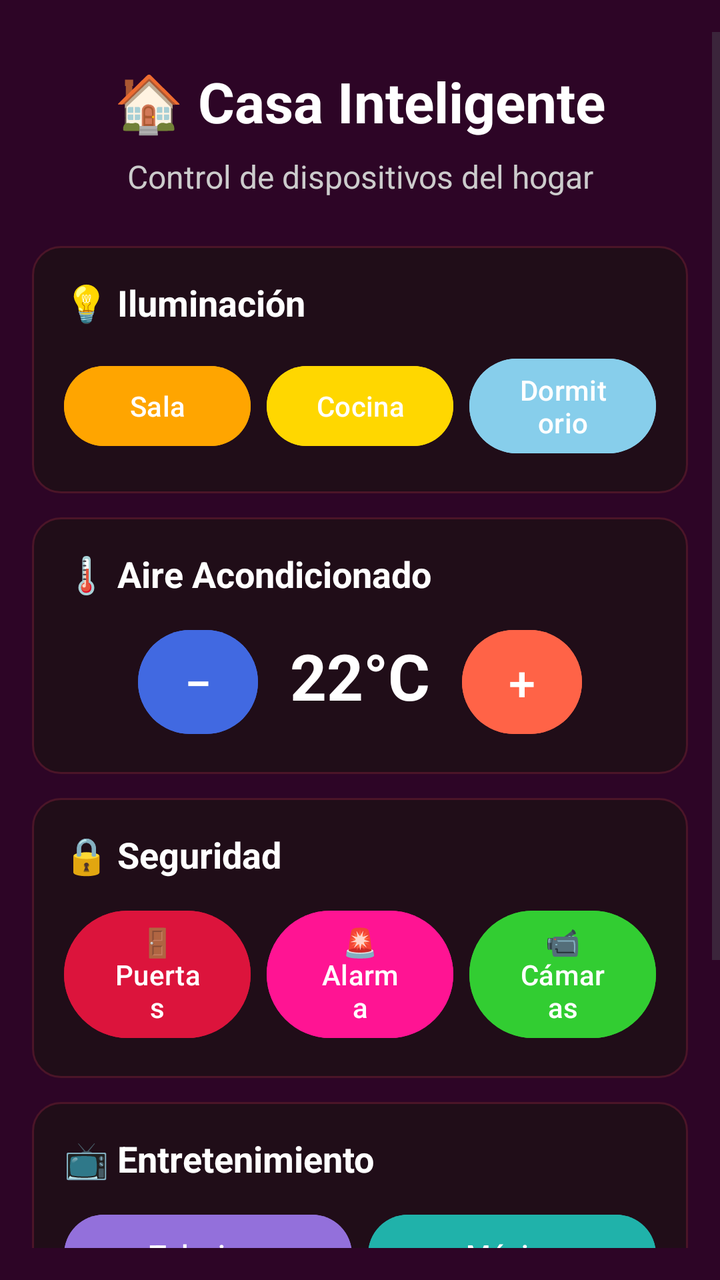
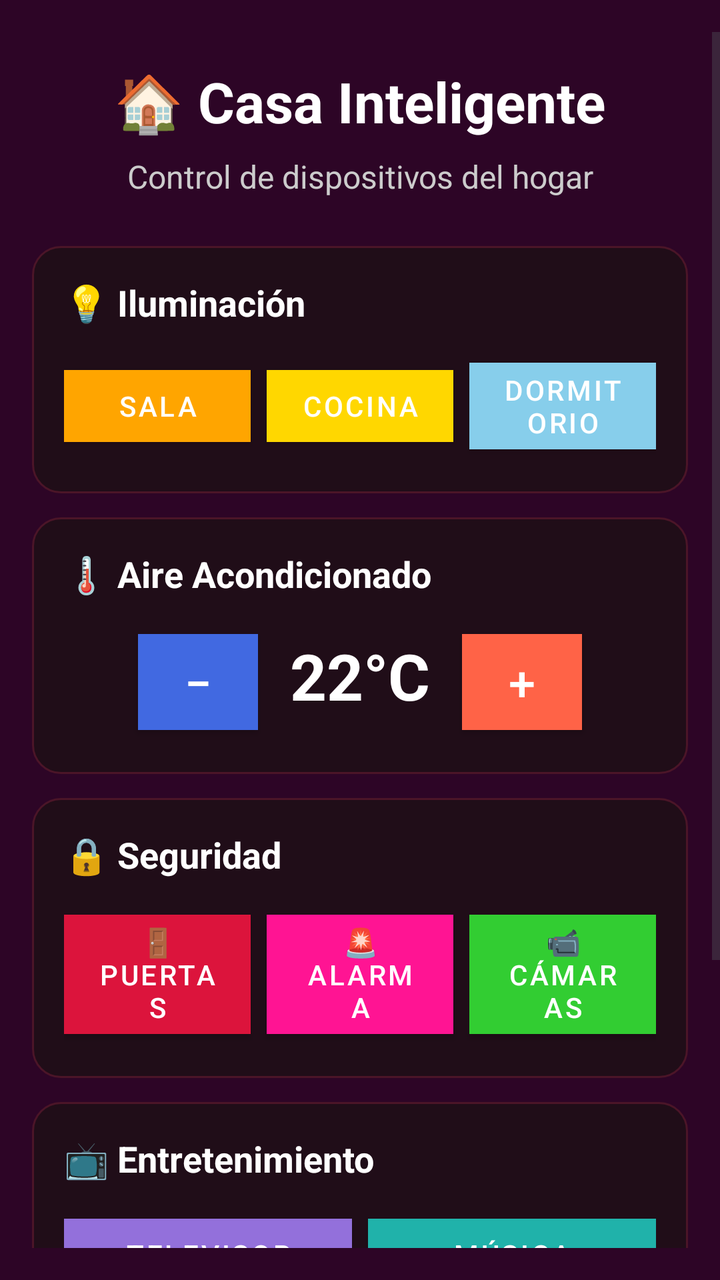

Two renders of the same Android screen: before a commit and after it. Below are the layout's source before the change and the commit's diff.
<!-- AndroidManifest.xml: application theme Theme.AppJuan803 -->
<!-- res/layout/activity_casa_inteligente.xml -->
<?xml version="1.0" encoding="utf-8"?>
<ScrollView xmlns:android="http://schemas.android.com/apk/res/android"
    xmlns:app="http://schemas.android.com/apk/res-auto"
    android:layout_width="match_parent"
    android:layout_height="match_parent"
    android:background="#2D0526"
    android:paddingTop="16dp"
    android:paddingBottom="16dp">

    <LinearLayout
        android:layout_width="match_parent"
        android:layout_height="wrap_content"
        android:orientation="vertical"
        android:gravity="center_horizontal"
        android:padding="16dp">

        
        <TextView
            android:layout_width="wrap_content"
            android:layout_height="wrap_content"
            android:text="🏠 Casa Inteligente"
            android:textSize="28sp"
            android:textStyle="bold"
            android:textColor="@color/white"
            android:layout_marginBottom="8dp" />

        <TextView
            android:layout_width="match_parent"
            android:layout_height="wrap_content"
            android:text="Control de dispositivos del hogar"
            android:textSize="16sp"
            android:textColor="#CCCCCC"
            android:gravity="center"
            android:layout_marginBottom="24dp" />

        
        <LinearLayout
            android:layout_width="match_parent"
            android:layout_height="wrap_content"
            android:orientation="vertical"
            android:padding="16dp"
            android:background="@drawable/card_bg"
            android:layout_marginBottom="12dp">

            <TextView
                android:layout_width="wrap_content"
                android:layout_height="wrap_content"
                android:text="💡 Iluminación"
                android:textSize="18sp"
                android:textStyle="bold"
                android:textColor="@color/white"
                android:layout_marginBottom="12dp" />

            <LinearLayout
                android:layout_width="match_parent"
                android:layout_height="wrap_content"
                android:orientation="horizontal"
                android:gravity="center"
                android:weightSum="3">

                <Button
                    android:id="@+id/btnLuzSala"
                    android:layout_width="0dp"
                    android:layout_height="wrap_content"
                    android:layout_weight="1"
                    android:text="Sala"
                    android:layout_marginEnd="8dp"
                    android:backgroundTint="#FFA500" />

                <Button
                    android:id="@+id/btnLuzCocina"
                    android:layout_width="0dp"
                    android:layout_height="wrap_content"
                    android:layout_weight="1"
                    android:text="Cocina"
                    android:layout_marginEnd="8dp"
                    android:backgroundTint="#FFD700" />

                <Button
                    android:id="@+id/btnLuzDormitorio"
                    android:layout_width="0dp"
                    android:layout_height="wrap_content"
                    android:layout_weight="1"
                    android:text="Dormitorio"
                    android:backgroundTint="#87CEEB" />
            </LinearLayout>
        </LinearLayout>

        
        <LinearLayout
            android:layout_width="match_parent"
            android:layout_height="wrap_content"
            android:orientation="vertical"
            android:padding="16dp"
            android:background="@drawable/card_bg"
            android:layout_marginBottom="12dp">

            <TextView
                android:layout_width="wrap_content"
                android:layout_height="wrap_content"
                android:text="🌡️ Aire Acondicionado"
                android:textSize="18sp"
                android:textStyle="bold"
                android:textColor="@color/white"
                android:layout_marginBottom="12dp" />

            <LinearLayout
                android:layout_width="match_parent"
                android:layout_height="wrap_content"
                android:orientation="horizontal"
                android:gravity="center_horizontal">

                <Button
                    android:id="@+id/btnReducirTemp"
                    android:layout_width="60dp"
                    android:layout_height="60dp"
                    android:text="−"
                    android:textSize="24sp"
                    android:layout_marginEnd="16dp"
                    android:backgroundTint="#4169E1" />

                <TextView
                    android:id="@+id/txtTemperatura"
                    android:layout_width="wrap_content"
                    android:layout_height="wrap_content"
                    android:text="22°C"
                    android:textSize="32sp"
                    android:textStyle="bold"
                    android:textColor="@color/white"
                    android:layout_marginEnd="16dp" />

                <Button
                    android:id="@+id/btnAumentarTemp"
                    android:layout_width="60dp"
                    android:layout_height="60dp"
                    android:text="+"
                    android:textSize="24sp"
                    android:backgroundTint="#FF6347" />
            </LinearLayout>
        </LinearLayout>

        
        <LinearLayout
            android:layout_width="match_parent"
            android:layout_height="wrap_content"
            android:orientation="vertical"
            android:padding="16dp"
            android:background="@drawable/card_bg"
            android:layout_marginBottom="12dp">

            <TextView
                android:layout_width="wrap_content"
                android:layout_height="wrap_content"
                android:text="🔒 Seguridad"
                android:textSize="18sp"
                android:textStyle="bold"
                android:textColor="@color/white"
                android:layout_marginBottom="12dp" />

            <LinearLayout
                android:layout_width="match_parent"
                android:layout_height="wrap_content"
                android:orientation="horizontal"
                android:gravity="center"
                android:weightSum="3">

                <Button
                    android:id="@+id/btnBloquearPuertas"
                    android:layout_width="0dp"
                    android:layout_height="wrap_content"
                    android:layout_weight="1"
                    android:text="🚪 Puertas"
                    android:layout_marginEnd="8dp"
                    android:backgroundTint="#DC143C" />

                <Button
                    android:id="@+id/btnActivarAlarma"
                    android:layout_width="0dp"
                    android:layout_height="wrap_content"
                    android:layout_weight="1"
                    android:text="🚨 Alarma"
                    android:layout_marginEnd="8dp"
                    android:backgroundTint="#FF1493" />

                <Button
                    android:id="@+id/btnCamaras"
                    android:layout_width="0dp"
                    android:layout_height="wrap_content"
                    android:layout_weight="1"
                    android:text="📹 Cámaras"
                    android:backgroundTint="#32CD32" />
            </LinearLayout>
        </LinearLayout>

        
        <LinearLayout
            android:layout_width="match_parent"
            android:layout_height="wrap_content"
            android:orientation="vertical"
            android:padding="16dp"
            android:background="@drawable/card_bg"
            android:layout_marginBottom="12dp">

            <TextView
                android:layout_width="wrap_content"
                android:layout_height="wrap_content"
                android:text="📺 Entretenimiento"
                android:textSize="18sp"
                android:textStyle="bold"
                android:textColor="@color/white"
                android:layout_marginBottom="12dp" />

            <LinearLayout
                android:layout_width="match_parent"
                android:layout_height="wrap_content"
                android:orientation="horizontal"
                android:gravity="center"
                android:weightSum="2">

                <Button
                    android:id="@+id/btnTV"
                    android:layout_width="0dp"
                    android:layout_height="wrap_content"
                    android:layout_weight="1"
                    android:text="Televisor"
                    android:layout_marginEnd="8dp"
                    android:backgroundTint="#9370DB" />

                <Button
                    android:id="@+id/btnMusica"
                    android:layout_width="0dp"
                    android:layout_height="wrap_content"
                    android:layout_weight="1"
                    android:text="Música"
                    android:backgroundTint="#20B2AA" />
            </LinearLayout>
        </LinearLayout>

        
        <LinearLayout
            android:layout_width="match_parent"
            android:layout_height="wrap_content"
            android:orientation="vertical"
            android:padding="16dp"
            android:background="@drawable/card_bg">

            <TextView
                android:layout_width="wrap_content"
                android:layout_height="wrap_content"
                android:text="📊 Estado del Sistema"
                android:textSize="18sp"
                android:textStyle="bold"
                android:textColor="@color/white"
                android:layout_marginBottom="12dp" />

            <TextView
                android:id="@+id/txtEstado"
                android:layout_width="match_parent"
                android:layout_height="wrap_content"
                android:text="✅ Sistema funcionando correctamente"
                android:textSize="14sp"
                android:textColor="#90EE90"
                android:gravity="center"
                android:layout_marginBottom="8dp" />

            <Button
                android:id="@+id/btnActualizarEstado"
                android:layout_width="match_parent"
                android:layout_height="wrap_content"
                android:text="🔄 Actualizar Estado"
                android:backgroundTint="#1E90FF" />
        </LinearLayout>

    </LinearLayout>

</ScrollView>
<!-- resources referenced by this layout -->
<resources>
  <color name="white">#FFFFFFFF</color>
  <!-- drawable card_bg (drawable) -->
  <?xml version="1.0" encoding="utf-8"?>
  <shape xmlns:android="http://schemas.android.com/apk/res/android">
      <solid android:color="#200D18"/>
      <stroke android:width="1dp" android:color="#4B1528"/>
      <corners android:radius="14dp"/>
  </shape>
  <style name="Theme.AppJuan803" parent="Base.Theme.AppJuan803" />
  <style name="Base.Theme.AppJuan803" parent="Theme.Material3.DayNight.NoActionBar">
          
          
      </style>
</resources>

<!-- the commit's change to res/layout/activity_casa_inteligente.xml (unified diff, before → after) -->
@@ -58,31 +58,37 @@
                 android:gravity="center"
                 android:weightSum="3">
 
-                <Button
+                <com.google.android.material.button.MaterialButton
                     android:id="@+id/btnLuzSala"
                     android:layout_width="0dp"
                     android:layout_height="wrap_content"
                     android:layout_weight="1"
                     android:text="Sala"
                     android:layout_marginEnd="8dp"
-                    android:backgroundTint="#FFA500" />
-
-                <Button
+                    app:backgroundTint="#FFA500"
+                    app:cornerRadius="0dp"
+                    style="@style/Widget.MaterialComponents.Button" />
+
+                <com.google.android.material.button.MaterialButton
                     android:id="@+id/btnLuzCocina"
                     android:layout_width="0dp"
                     android:layout_height="wrap_content"
                     android:layout_weight="1"
                     android:text="Cocina"
                     android:layout_marginEnd="8dp"
-                    android:backgroundTint="#FFD700" />
-
-                <Button
+                    app:backgroundTint="#FFD700"
+                    app:cornerRadius="0dp"
+                    style="@style/Widget.MaterialComponents.Button" />
+
+                <com.google.android.material.button.MaterialButton
                     android:id="@+id/btnLuzDormitorio"
                     android:layout_width="0dp"
                     android:layout_height="wrap_content"
                     android:layout_weight="1"
                     android:text="Dormitorio"
-                    android:backgroundTint="#87CEEB" />
+                    app:backgroundTint="#87CEEB"
+                    app:cornerRadius="0dp"
+                    style="@style/Widget.MaterialComponents.Button" />
             </LinearLayout>
         </LinearLayout>
 
@@ -110,14 +116,16 @@
                 android:orientation="horizontal"
                 android:gravity="center_horizontal">
 
-                <Button
+                <com.google.android.material.button.MaterialButton
                     android:id="@+id/btnReducirTemp"
                     android:layout_width="60dp"
                     android:layout_height="60dp"
                     android:text="−"
                     android:textSize="24sp"
                     android:layout_marginEnd="16dp"
-                    android:backgroundTint="#4169E1" />
+                    app:backgroundTint="#4169E1"
+                    app:cornerRadius="0dp"
+                    style="@style/Widget.MaterialComponents.Button" />
 
                 <TextView
                     android:id="@+id/txtTemperatura"
@@ -129,13 +137,15 @@
                     android:textColor="@color/white"
                     android:layout_marginEnd="16dp" />
 
-                <Button
+                <com.google.android.material.button.MaterialButton
                     android:id="@+id/btnAumentarTemp"
                     android:layout_width="60dp"
                     android:layout_height="60dp"
                     android:text="+"
                     android:textSize="24sp"
-                    android:backgroundTint="#FF6347" />
+                    app:backgroundTint="#FF6347"
+                    app:cornerRadius="0dp"
+                    style="@style/Widget.MaterialComponents.Button" />
             </LinearLayout>
         </LinearLayout>
 
@@ -164,31 +174,37 @@
                 android:gravity="center"
                 android:weightSum="3">
 
-                <Button
+                <com.google.android.material.button.MaterialButton
                     android:id="@+id/btnBloquearPuertas"
                     android:layout_width="0dp"
                     android:layout_height="wrap_content"
                     android:layout_weight="1"
                     android:text="🚪 Puertas"
                     android:layout_marginEnd="8dp"
-                    android:backgroundTint="#DC143C" />
-
-                <Button
+                    app:backgroundTint="#DC143C"
+                    app:cornerRadius="0dp"
+                    style="@style/Widget.MaterialComponents.Button" />
+
+                <com.google.android.material.button.MaterialButton
                     android:id="@+id/btnActivarAlarma"
                     android:layout_width="0dp"
                     android:layout_height="wrap_content"
                     android:layout_weight="1"
                     android:text="🚨 Alarma"
                     android:layout_marginEnd="8dp"
-                    android:backgroundTint="#FF1493" />
-
-                <Button
+                    app:backgroundTint="#FF1493"
+                    app:cornerRadius="0dp"
+                    style="@style/Widget.MaterialComponents.Button" />
+
+                <com.google.android.material.button.MaterialButton
                     android:id="@+id/btnCamaras"
                     android:layout_width="0dp"
                     android:layout_height="wrap_content"
                     android:layout_weight="1"
                     android:text="📹 Cámaras"
-                    android:backgroundTint="#32CD32" />
+                    app:backgroundTint="#32CD32"
+                    app:cornerRadius="0dp"
+                    style="@style/Widget.MaterialComponents.Button" />
             </LinearLayout>
         </LinearLayout>
 
@@ -217,22 +233,26 @@
                 android:gravity="center"
                 android:weightSum="2">
 
-                <Button
+                <com.google.android.material.button.MaterialButton
                     android:id="@+id/btnTV"
                     android:layout_width="0dp"
                     android:layout_height="wrap_content"
                     android:layout_weight="1"
                     android:text="Televisor"
                     android:layout_marginEnd="8dp"
-                    android:backgroundTint="#9370DB" />
-
-                <Button
+                    app:backgroundTint="#9370DB"
+                    app:cornerRadius="0dp"
+                    style="@style/Widget.MaterialComponents.Button" />
+
+                <com.google.android.material.button.MaterialButton
                     android:id="@+id/btnMusica"
                     android:layout_width="0dp"
                     android:layout_height="wrap_content"
                     android:layout_weight="1"
                     android:text="Música"
-                    android:backgroundTint="#20B2AA" />
+                    app:backgroundTint="#20B2AA"
+                    app:cornerRadius="0dp"
+                    style="@style/Widget.MaterialComponents.Button" />
             </LinearLayout>
         </LinearLayout>
 
@@ -263,12 +283,14 @@
                 android:gravity="center"
                 android:layout_marginBottom="8dp" />
 
-            <Button
+            <com.google.android.material.button.MaterialButton
                 android:id="@+id/btnActualizarEstado"
                 android:layout_width="match_parent"
                 android:layout_height="wrap_content"
                 android:text="🔄 Actualizar Estado"
-                android:backgroundTint="#1E90FF" />
+                app:backgroundTint="#1E90FF"
+                app:cornerRadius="0dp"
+                style="@style/Widget.MaterialComponents.Button" />
         </LinearLayout>
 
     </LinearLayout>
